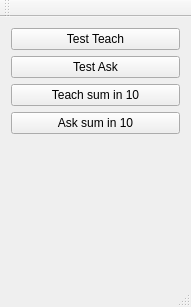
The window that mainwindow.ui (fenixnix/BP-ANN) describes before a commit, drawn with Qt 5.
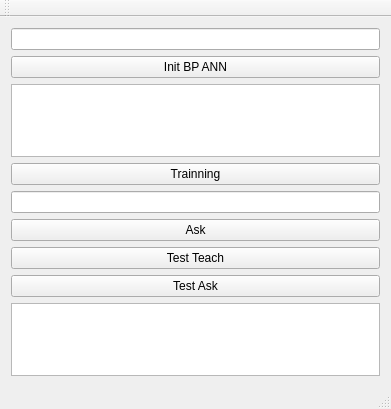
The same window after the commit.

Diff of the .ui file:
```diff
--- a/mainwindow.ui
+++ b/mainwindow.ui
@@ -6,8 +6,8 @@
    <rect>
     <x>0</x>
     <y>0</y>
-    <width>191</width>
-    <height>307</height>
+    <width>391</width>
+    <height>409</height>
    </rect>
   </property>
   <property name="windowTitle">
@@ -15,6 +15,36 @@
   </property>
   <widget class="QWidget" name="centralWidget">
    <layout class="QVBoxLayout" name="verticalLayout">
+    <item>
+     <widget class="QLineEdit" name="bpAnnParam"/>
+    </item>
+    <item>
+     <widget class="QPushButton" name="iniBtn">
+      <property name="text">
+       <string>Init BP ANN</string>
+      </property>
+     </widget>
+    </item>
+    <item>
+     <widget class="QTextEdit" name="trainEdit"/>
+    </item>
+    <item>
+     <widget class="QPushButton" name="trainBtn">
+      <property name="text">
+       <string>Trainning</string>
+      </property>
+     </widget>
+    </item>
+    <item>
+     <widget class="QLineEdit" name="askEdit"/>
+    </item>
+    <item>
+     <widget class="QPushButton" name="askBtn">
+      <property name="text">
+       <string>Ask</string>
+      </property>
+     </widget>
+    </item>
     <item>
      <widget class="QPushButton" name="btnTeachTest">
       <property name="text">
@@ -30,25 +60,7 @@
      </widget>
     </item>
     <item>
-     <widget class="QPushButton" name="btnTeachSumIn10">
-      <property name="text">
-       <string>Teach sum in 10</string>
-      </property>
-     </widget>
-    </item>
-    <item>
-     <widget class="QPushButton" name="btnAskSumIn10">
-      <property name="text">
-       <string>Ask sum in 10</string>
-      </property>
-     </widget>
-    </item>
-    <item>
-     <widget class="QLabel" name="label">
-      <property name="text">
-       <string/>
-      </property>
-     </widget>
+     <widget class="QTextEdit" name="resultEdit"/>
     </item>
    </layout>
   </widget>
```
Left out of the diff: 2 changed lines with no effect on the pictures.
